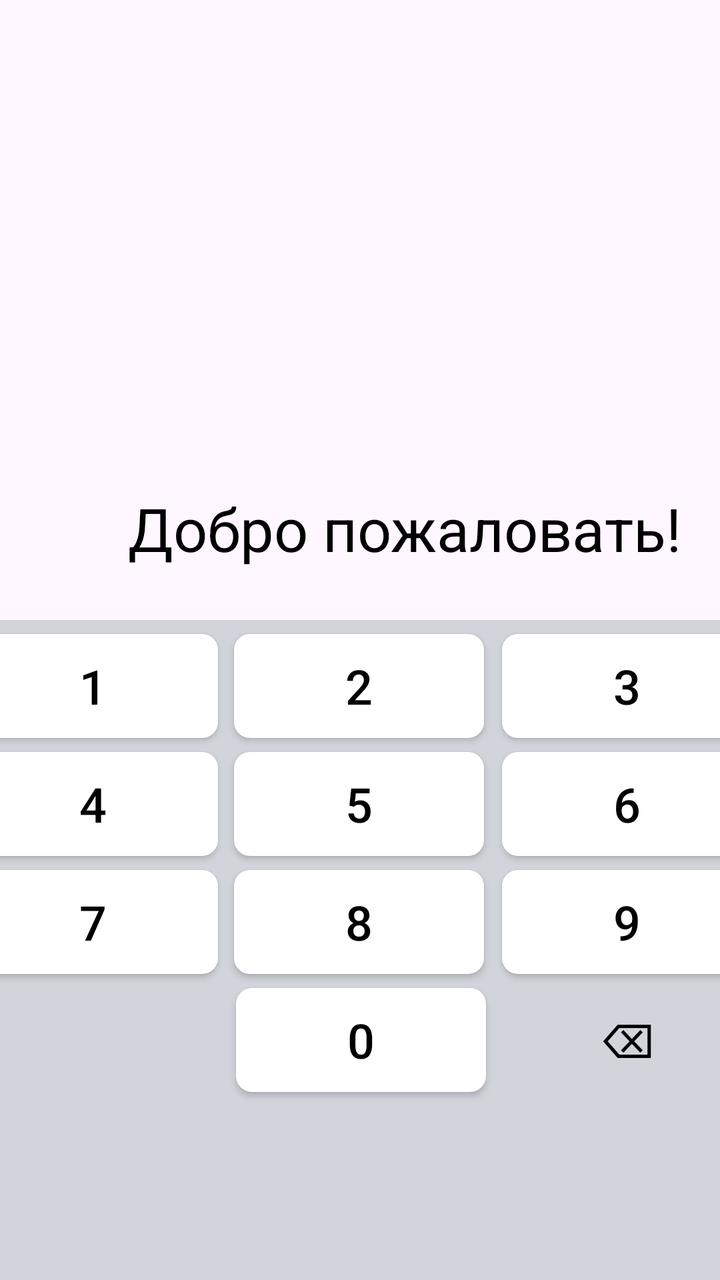
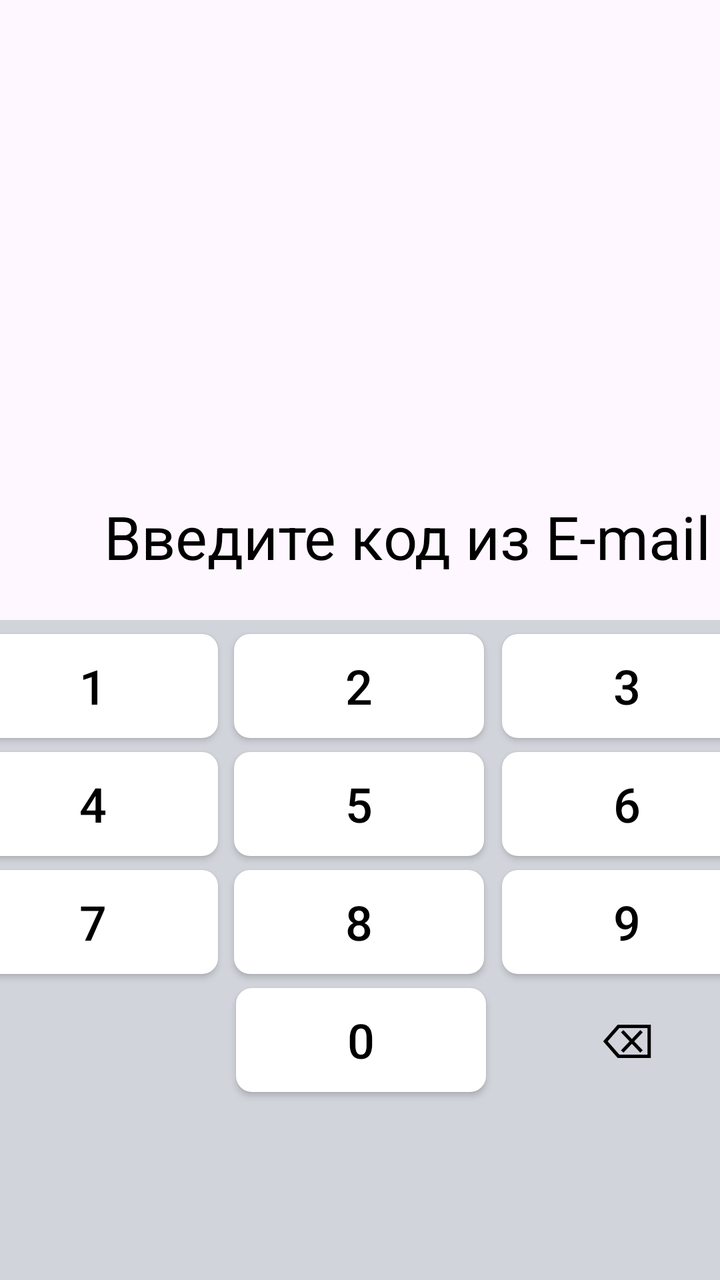

The first picture is an Android layout as it rendered before a commit; the second is the same layout after the commit. The layout source and the unified diff follow.
<!-- AndroidManifest.xml: application theme Theme.Pr24_rmp_gudochkina -->
<!-- res/layout/activity_code_confirmation.xml -->
<?xml version="1.0" encoding="utf-8"?>
<androidx.constraintlayout.widget.ConstraintLayout xmlns:android="http://schemas.android.com/apk/res/android"
    xmlns:app="http://schemas.android.com/apk/res-auto"
    xmlns:tools="http://schemas.android.com/tools"
    android:id="@+id/main"
    android:layout_width="match_parent"
    android:layout_height="match_parent"
    tools:context=".CodeConfirmationActivity">


    <TextView
        android:id="@+id/tvAnalyzes3"
        android:layout_width="wrap_content"
        android:layout_height="wrap_content"
        android:layout_marginStart="64dp"
        android:layout_marginTop="244dp"
        android:text="@string/hello_message"
        android:textColor="@color/black"
        android:textSize="30sp"
        app:layout_constraintStart_toStartOf="parent"
        app:layout_constraintTop_toTopOf="parent" />

    <EditText
        android:id="@+id/codeDigit4"
        android:layout_width="60dp"
        android:layout_height="60dp"
        android:layout_marginStart="25dp"
        android:layout_marginTop="84dp"
        android:layout_marginEnd="47dp"
        android:background="@drawable/code_box_background"
        android:clickable="false"
        android:cursorVisible="false"
        android:focusable="false"
        android:focusableInTouchMode="false"
        android:gravity="center"
        android:inputType="number"
        android:maxLength="1"
        android:textColor="@color/black"
        android:textColorHint="@color/grey"
        android:textIsSelectable="false"
        android:textSize="28sp"
        android:textStyle="bold"
        android:hint="@string/field"
        android:autofillHints="postalCode"
        app:layout_constraintEnd_toEndOf="parent"
        app:layout_constraintHorizontal_bias="0.0"
        app:layout_constraintStart_toEndOf="@+id/codeDigit3"
        app:layout_constraintTop_toBottomOf="@+id/tvAnalyzes3" />

    <EditText
        android:id="@+id/codeDigit1"
        android:layout_width="60dp"
        android:layout_height="60dp"
        android:layout_marginStart="40dp"
        android:layout_marginTop="84dp"
        android:background="@drawable/code_box_background"
        android:clickable="false"
        android:cursorVisible="false"
        android:focusable="false"
        android:focusableInTouchMode="false"
        android:gravity="center"
        android:inputType="number"
        android:maxLength="1"
        android:textColor="@color/black"
        android:textColorHint="@color/grey"
        android:textIsSelectable="false"
        android:textSize="28sp"
        android:textStyle="bold"
        android:hint="@string/field"
        android:autofillHints="postalCode"
        app:layout_constraintHorizontal_chainStyle="packed"
        app:layout_constraintStart_toStartOf="parent"
        app:layout_constraintTop_toBottomOf="@+id/tvAnalyzes3" />

    <EditText
        android:id="@+id/codeDigit2"
        android:layout_width="60dp"
        android:layout_height="60dp"
        android:layout_marginStart="32dp"
        android:layout_marginTop="84dp"
        android:background="@drawable/code_box_background"
        android:clickable="false"
        android:cursorVisible="false"
        android:focusable="false"
        android:focusableInTouchMode="false"
        android:gravity="center"
        android:inputType="number"
        android:maxLength="1"
        android:textColor="@color/black"
        android:textColorHint="@color/grey"
        android:textIsSelectable="false"
        android:textSize="28sp"
        android:textStyle="bold"
        android:hint="@string/field"
        android:autofillHints="postalCode"
        app:layout_constraintStart_toEndOf="@+id/codeDigit1"
        app:layout_constraintTop_toBottomOf="@+id/tvAnalyzes3" />

    <EditText
        android:id="@+id/codeDigit3"
        android:layout_width="60dp"
        android:layout_height="60dp"
        android:layout_marginStart="28dp"
        android:layout_marginTop="84dp"
        android:background="@drawable/code_box_background"
        android:clickable="false"
        android:cursorVisible="false"
        android:focusable="false"
        android:focusableInTouchMode="false"
        android:gravity="center"
        android:inputType="number"
        android:maxLength="1"
        android:textColor="@color/black"
        android:textColorHint="@color/grey"
        android:textIsSelectable="false"
        android:textSize="28sp"
        android:textStyle="bold"
        android:hint="@string/field"
        android:autofillHints="postalCode"
        app:layout_constraintStart_toEndOf="@+id/codeDigit2"
        app:layout_constraintTop_toBottomOf="@+id/tvAnalyzes3" />

    <View
        android:id="@+id/keyboardBackground"
        android:layout_width="match_parent"
        android:layout_height="0dp"
        android:background="#F5F5F5"
        app:layout_constraintTop_toTopOf="@id/keyboardContainer"
        app:layout_constraintBottom_toBottomOf="parent"
        app:layout_constraintStart_toStartOf="parent"
        app:layout_constraintEnd_toEndOf="parent" />

    <androidx.constraintlayout.widget.ConstraintLayout
        android:id="@+id/keyboardContainer"
        android:layout_width="417dp"
        android:layout_height="330dp"

        android:background="@color/gray2"
        app:layout_constraintBottom_toBottomOf="parent"
        app:layout_constraintEnd_toEndOf="parent"
        app:layout_constraintStart_toStartOf="parent">


        <Button
            android:id="@+id/btn1"
            android:layout_width="125dp"
            android:layout_height="52dp"
            android:layout_marginStart="12dp"
            android:layout_marginTop="7dp"
            android:background="@drawable/keyboard_button_background"
            android:text="@string/num_1"
            android:textColor="@color/black"
            android:textSize="24sp"
            app:backgroundTint="@null"
            app:layout_constraintStart_toStartOf="parent"
            app:layout_constraintTop_toTopOf="parent" />

        <Button
            android:id="@+id/btn2"
            android:layout_width="125dp"
            android:layout_height="52dp"
            android:layout_marginStart="8dp"
            android:layout_marginTop="7dp"
            android:background="@drawable/keyboard_button_background"
            android:text="@string/num_2"
            android:textColor="@color/black"
            android:textSize="24sp"
            app:backgroundTint="@null"
            app:layout_constraintStart_toEndOf="@+id/btn1"
            app:layout_constraintTop_toTopOf="parent" />

        <Button
            android:id="@+id/btn3"
            android:layout_width="125dp"
            android:layout_height="52dp"
            android:layout_marginStart="8dp"
            android:layout_marginTop="7dp"
            android:layout_marginEnd="12dp"
            android:background="@drawable/keyboard_button_background"
            android:text="@string/num_3"
            android:textColor="@color/black"
            android:textSize="24sp"
            app:backgroundTint="@null"
            app:layout_constraintEnd_toEndOf="parent"
            app:layout_constraintStart_toEndOf="@+id/btn2"
            app:layout_constraintTop_toTopOf="parent" />

        

        <Button
            android:id="@+id/btn4"
            android:layout_width="125dp"
            android:layout_height="52dp"
            android:layout_marginStart="12dp"
            android:layout_marginTop="7dp"
            android:background="@drawable/keyboard_button_background"
            android:text="@string/num_4"
            android:textColor="@color/black"
            android:textSize="24sp"
            app:backgroundTint="@null"
            app:layout_constraintStart_toStartOf="parent"
            app:layout_constraintTop_toBottomOf="@+id/btn1" />

        <Button
            android:id="@+id/btn5"
            android:layout_width="125dp"
            android:layout_height="52dp"
            android:layout_marginStart="8dp"
            android:layout_marginTop="7dp"
            android:background="@drawable/keyboard_button_background"
            android:text="@string/num_5"
            android:textColor="@color/black"
            android:textSize="24sp"
            app:backgroundTint="@null"
            app:layout_constraintStart_toEndOf="@+id/btn4"
            app:layout_constraintTop_toBottomOf="@+id/btn2" />

        <Button
            android:id="@+id/btn6"
            android:layout_width="125dp"
            android:layout_height="52dp"
            android:layout_marginStart="8dp"
            android:layout_marginTop="7dp"
            android:layout_marginEnd="12dp"
            android:background="@drawable/keyboard_button_background"
            android:text="@string/num_6"
            android:textColor="@color/black"
            android:textSize="24sp"
            app:backgroundTint="@null"
            app:layout_constraintEnd_toEndOf="parent"
            app:layout_constraintStart_toEndOf="@+id/btn5"
            app:layout_constraintTop_toBottomOf="@+id/btn3" />

        <Button
            android:id="@+id/btn7"
            android:layout_width="125dp"
            android:layout_height="52dp"
            android:layout_marginStart="12dp"
            android:layout_marginTop="7dp"
            android:background="@drawable/keyboard_button_background"
            android:text="@string/num_7"
            android:textColor="@color/black"
            android:textSize="24sp"
            app:backgroundTint="@null"
            app:layout_constraintStart_toStartOf="parent"
            app:layout_constraintTop_toBottomOf="@+id/btn4" />

        <Button
            android:id="@+id/btn8"
            android:layout_width="125dp"
            android:layout_height="52dp"
            android:layout_marginStart="8dp"
            android:layout_marginTop="7dp"
            android:background="@drawable/keyboard_button_background"
            android:text="@string/num_8"
            android:textColor="@color/black"
            android:textSize="24sp"
            app:backgroundTint="@null"
            app:layout_constraintStart_toEndOf="@+id/btn7"
            app:layout_constraintTop_toBottomOf="@+id/btn5" />

        <Button
            android:id="@+id/btn9"
            android:layout_width="125dp"
            android:layout_height="52dp"
            android:layout_marginStart="8dp"
            android:layout_marginTop="7dp"
            android:layout_marginEnd="12dp"
            android:background="@drawable/keyboard_button_background"
            android:text="@string/num_9"
            android:textColor="@color/black"
            android:textSize="24sp"
            app:backgroundTint="@null"
            app:layout_constraintEnd_toEndOf="parent"
            app:layout_constraintStart_toEndOf="@+id/btn8"
            app:layout_constraintTop_toBottomOf="@+id/btn6" />

        <Button
            android:id="@+id/btn0"
            android:layout_width="125dp"
            android:layout_height="52dp"
            android:layout_marginStart="146dp"
            android:layout_marginTop="7dp"
            android:background="@drawable/keyboard_button_background"
            android:text="@string/num_0"
            android:textColor="@color/black"
            android:textSize="24sp"
            app:backgroundTint="@null"
            app:layout_constraintStart_toStartOf="parent"
            app:layout_constraintTop_toBottomOf="@+id/btn8" />

        <Button
            android:id="@+id/btnDelete"
            android:layout_width="125dp"
            android:layout_height="52dp"
            android:layout_marginStart="8dp"
            android:layout_marginTop="7dp"
            android:background=""
            android:text="@string/back"

            android:textColor="@color/black"
            android:textSize="24sp"
            app:layout_constraintHorizontal_weight="1"
            app:layout_constraintStart_toEndOf="@+id/btn0"
            app:layout_constraintTop_toBottomOf="@+id/btn9" />

    </androidx.constraintlayout.widget.ConstraintLayout>

</androidx.constraintlayout.widget.ConstraintLayout>
<!-- resources referenced by this layout -->
<resources>
  <color name="black">#FF000000</color>
  <color name="gray2">#D1D5DB</color>
  <color name="grey">#939396</color>
  <!-- drawable code_box_background (drawable) -->
  <?xml version="1.0" encoding="utf-8"?>
  <selector xmlns:android="http://schemas.android.com/apk/res/android">
      <item android:state_selected="true">
          <shape android:shape="rectangle">
              <solid android:color="@color/light_gray" />
              <corners android:radius="8dp" />
          </shape>
      </item>
      <item>
          <shape android:shape="rectangle">
              <solid android:color="@color/light_gray" />
              <corners android:radius="8dp" />
          </shape>
      </item>
  </selector>
  <!-- drawable keyboard_button_background (drawable) -->
  <?xml version="1.0" encoding="utf-8"?>
  <shape xmlns:android="http://schemas.android.com/apk/res/android"
      android:shape="rectangle">
      <solid android:color="@android:color/white" />
      <corners android:radius="8dp" />
  </shape>
  <string name="back">⌫</string>
  <string name="field">Поле ввода кода</string>
  <string name="hello_message">Добро пожаловать!</string>
  <string name="num_0">0</string>
  <string name="num_1">1</string>
  <string name="num_2">2</string>
  <string name="num_3">3</string>
  <string name="num_4">4</string>
  <string name="num_5">5</string>
  <string name="num_6">6</string>
  <string name="num_7">7</string>
  <string name="num_8">8</string>
  <string name="num_9">9</string>
  <style name="Theme.Pr24_rmp_gudochkina" parent="Base.Theme.Pr24_rmp_gudochkina" />
  <color name="light_gray">#EBEBEB</color>
  <style name="Base.Theme.Pr24_rmp_gudochkina" parent="Theme.Material3.DayNight.NoActionBar">
          
          
      </style>
</resources>

<!-- the commit's change to res/layout/activity_code_confirmation.xml (unified diff, before → after) -->
@@ -12,9 +12,9 @@
         android:id="@+id/tvAnalyzes3"
         android:layout_width="wrap_content"
         android:layout_height="wrap_content"
-        android:layout_marginStart="64dp"
-        android:layout_marginTop="244dp"
-        android:text="@string/hello_message"
+        android:layout_marginStart="52dp"
+        android:layout_marginTop="248dp"
+        android:text="@string/enter_the_code"
         android:textColor="@color/black"
         android:textSize="30sp"
         app:layout_constraintStart_toStartOf="parent"
<!-- resource entries referenced after the edit -->
@@ -27,8 +27,8 @@
       <corners android:radius="8dp" />
   </shape>
   <string name="back">⌫</string>
+  <string name="enter_the_code">Введите код из E-mail</string>
   <string name="field">Поле ввода кода</string>
-  <string name="hello_message">Добро пожаловать!</string>
   <string name="num_0">0</string>
   <string name="num_1">1</string>
   <string name="num_2">2</string>
